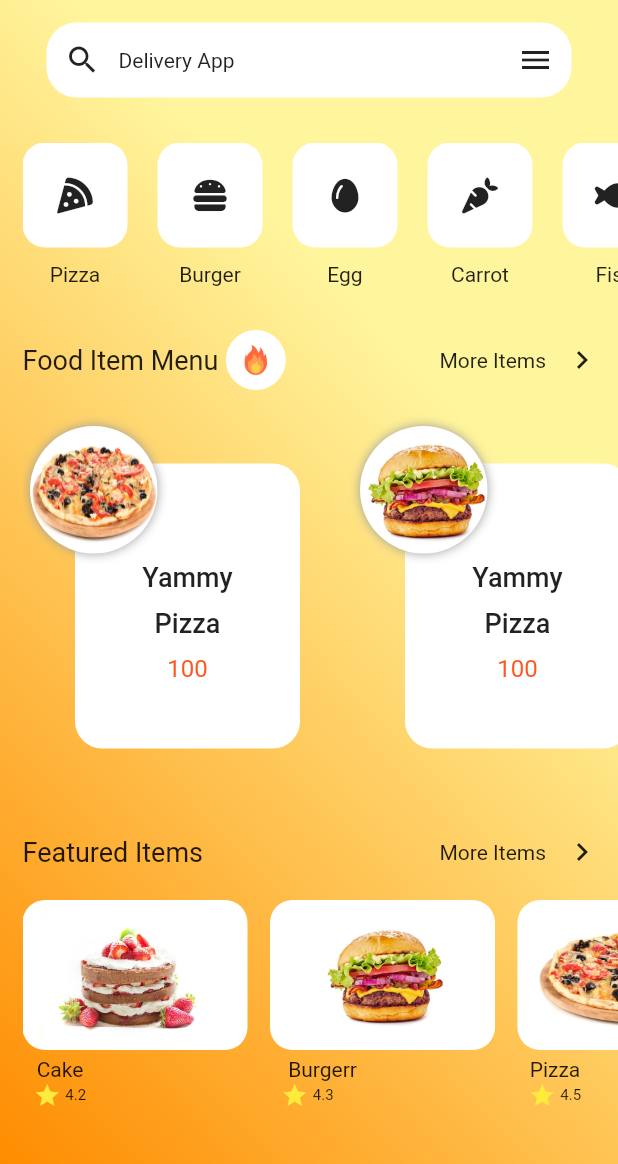
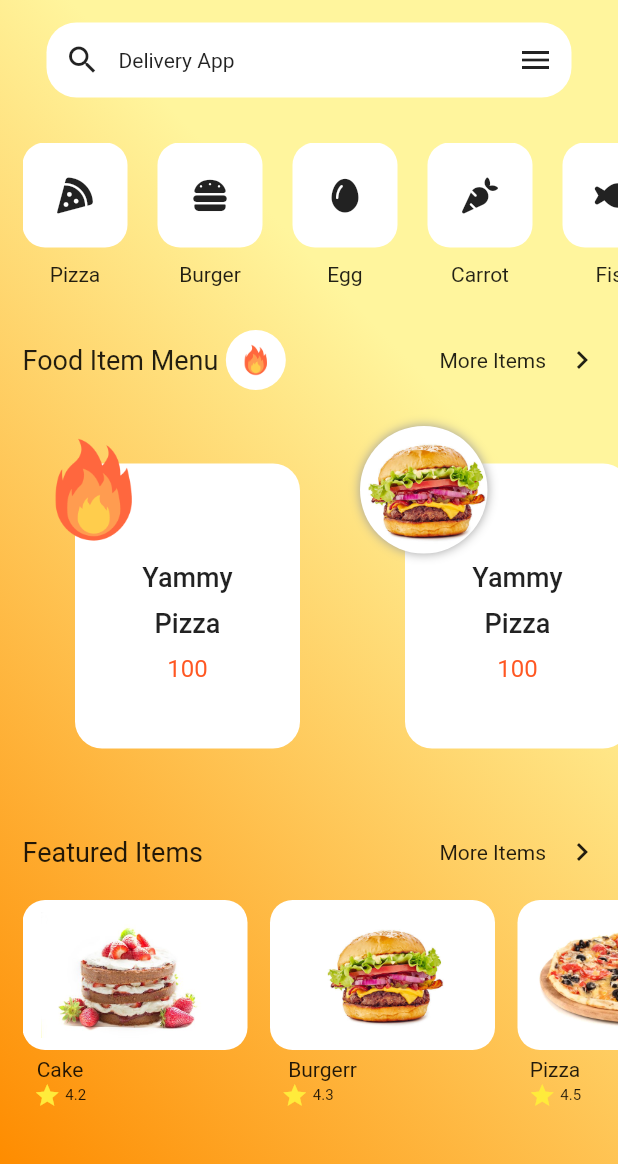
Before and after one commit to ChoyonBonik/delivery_food, a Flutter app: the screen it shows after launch, on a phone screen of 412 x 824 dp, the part 72-1236 px from its top. Run offline on Flutter 3.47's test engine with Material 2 defaults, Android fonts, the phone set to English and light mode, and no system bars; our stand-ins replace font_awesome_flutter.

```diff
--- a/lib/pages/home_page.dart
+++ b/lib/pages/home_page.dart
@@ -331,18 +331,9 @@ class _HomePageState extends State<HomePage> {
                                       child:
                                       Container(
                                         decoration: BoxDecoration(
-                                          color: Colors.transparent,
-                                            borderRadius:
-                                                BorderRadius.circular(50),
-                                            boxShadow: [
-                                              BoxShadow(
-                                                color: Colors.grey,
-                                                blurRadius: 5,
-                                              )
-                                            ],
                                             image: DecorationImage(
                                                 image: AssetImage(
-                                                    'images/pizza.png'),
+                                                    'images/fi.png'),
                                                 fit: BoxFit.fill)),
                                         height: 85,
                                         width: 85,
```
